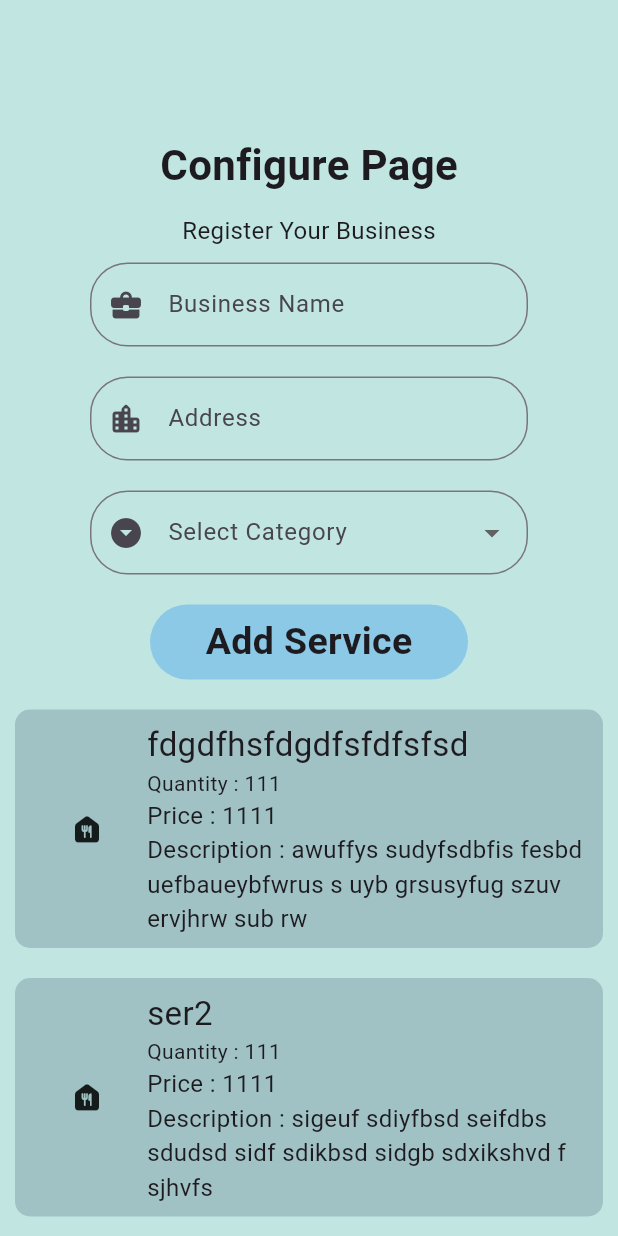
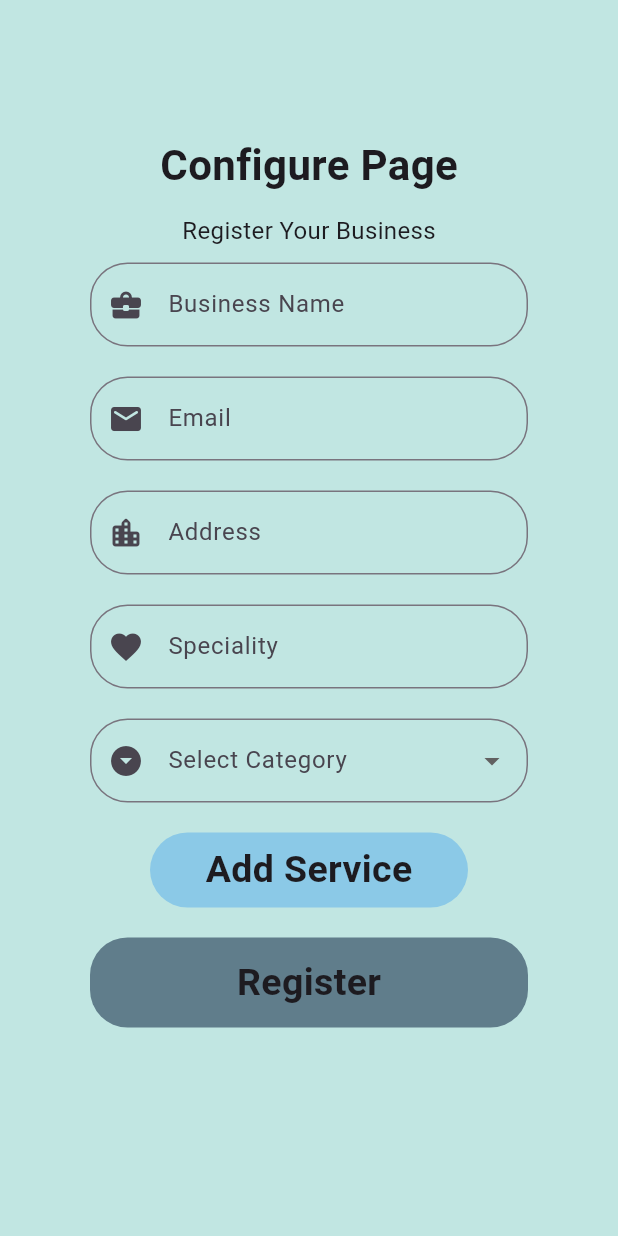
Before and after one commit to team-pattarai/Small-Scale-Business-incubator-FLUTTER, a Flutter app: the ConfigurePage screen opened directly, on a phone screen of 412 x 824 dp. Run offline on Flutter 3.47's test engine with Material 3 defaults, Android fonts, the light colour scheme and no system bars; our stand-ins replace flutter_spinkit, google_nav_bar; missing offline and left inert: mongo_dart.

Commit message:
added seller signup

```diff
--- a/lib/pages/landlog/configureSeller.dart
+++ b/lib/pages/landlog/configureSeller.dart
@@ -1,4 +1,6 @@
 import 'package:flutter/material.dart';
+import 'package:flutter_application_1/main.dart';
+import 'package:flutter_application_1/pages/landlog/authentication.dart';
 
 class ConfigurePage extends StatefulWidget {
   const ConfigurePage({super.key});
@@ -10,8 +12,8 @@
 class _ConfigurePageState extends State<ConfigurePage> {
   final TextEditingController _companyName = TextEditingController();
   final TextEditingController _location = TextEditingController();
-  final TextEditingController _password = TextEditingController();
-  final TextEditingController _confpassword = TextEditingController();
+  final TextEditingController _email = TextEditingController();
+  final TextEditingController _speciality = TextEditingController();
   String? _selectedCategory;
   final List<String> _options = [
     'Catering',
@@ -29,21 +31,39 @@
     // Add more collections as needed
   ];
 
-  List<List<String>> services = [
-    ['fdgdfhsfdgdfsfdfsfsd', '111', '1111', 'awuffys sudyfsdbfis fesbd uefbaueybfwrus s uyb grsusyfug szuv ervjhrw sub rw'],
-    ['ser2', '111', '1111', 'sigeuf sdiyfbsd seifdbs sdudsd sidf sdikbsd sidgb sdxikshvd f sjhvfs'],
-    ['ser3', '111', '1111', 'dfsgsf sdh g gf fg hsa f srfg ddvy yx vxfg hvh fysg gvftehd dv4yed bg rfv e bn'],
-    ['ser4', '111', '1111', 'sdb v jv jy jhyt fjh dfutf i utf iru tuitf iu tkf uyjc ytgvbhj rextcfyvgbu redctv yb5edrtfvy'],
-  ];
 
-  bool _obscureText = true;
+
+  List<List<String>> services = [];
+
 
   Future<void> _configurePage(BuildContext context) async {
-    String username = _companyName.text;
-    String password = _location.text;
-    String email = _companyName.text;
-    String confpassword = _confpassword.text;
-    String mode = _selectedCategory.toString();
+    String companyName= _companyName.text;
+    String Addy = _location.text;
+    String Category = _selectedCategory.toString();
+    String Email = _email.text;
+    String Spec = _speciality.text;
+    if (await Configure(companyName,Addy,Category,services,Email,Spec)){
+      Navigator.push(
+                  context,
+                  PageRouteBuilder(
+                    pageBuilder: (_, __, ___) => const MainScreenBody(),
+                    transitionsBuilder: (context, animation, secondaryAnimation, child) {
+                      const begin = Offset(1.0, 0.0);
+                      const end = Offset.zero;
+                      const curve = Curves.easeInOut;
+                      var tween = Tween(begin: begin, end: end).chain(CurveTween(curve: curve));
+                      var offsetAnimation = animation.drive(tween);
+                      return SlideTransition(
+                        position: offsetAnimation,
+                        child: child,
+                      );
+                    },
+                  ),
+                );
+    }
+    else{
+      _warningBubble();
+    }
 
   }
 
@@ -126,6 +146,19 @@
                     ),
                     controller: _companyName,
                   ),
+                ),Padding(
+                  padding: const EdgeInsets.symmetric(horizontal: 60, vertical: 10),
+                  child: TextField(
+                    decoration: InputDecoration(
+                      prefixIcon: const Icon(Icons.email_rounded),
+                      border: OutlineInputBorder(
+                        borderRadius: BorderRadius.circular(25),
+                      ),
+                      labelText: 'Email',
+                      hintText: 'Enter Login Email',
+                    ),
+                    controller: _email,
+                  ),
                 ),
                 Padding(
                   padding: const EdgeInsets.symmetric(horizontal: 60, vertical: 10),
@@ -139,6 +172,19 @@
                       hintText: 'Enter your Location',
                     ),
                     controller: _location,
+                  ),
+                ),Padding(
+                  padding: const EdgeInsets.symmetric(horizontal: 60, vertical: 10),
+                  child: TextField(
+                    decoration: InputDecoration(
+                      prefixIcon: const Icon(Icons.favorite),
+                      border: OutlineInputBorder(
+                        borderRadius: BorderRadius.circular(25),
+                      ),
+                      labelText: 'Speciality',
+                      hintText: 'Enter your Speciality',
+                    ),
+                    controller: _speciality,
                   ),
                 ),
                  Padding(
--- a/lib/pages/landlog/signup.dart
+++ b/lib/pages/landlog/signup.dart
@@ -29,7 +29,7 @@
 
     if (await Signupup( username,  password, email, mode, confpassword)==1) {
 
-      loginPage();
+      const loginPage();
     } else {
       _warningBubble();
     }
```
Also changed, not shown: lib/pages/business.dart (+22 -22 lines), lib/pages/landlog/authentication.dart (+23 -2 lines), lib/pages/subpages/category.dart (+4 -4 lines).
